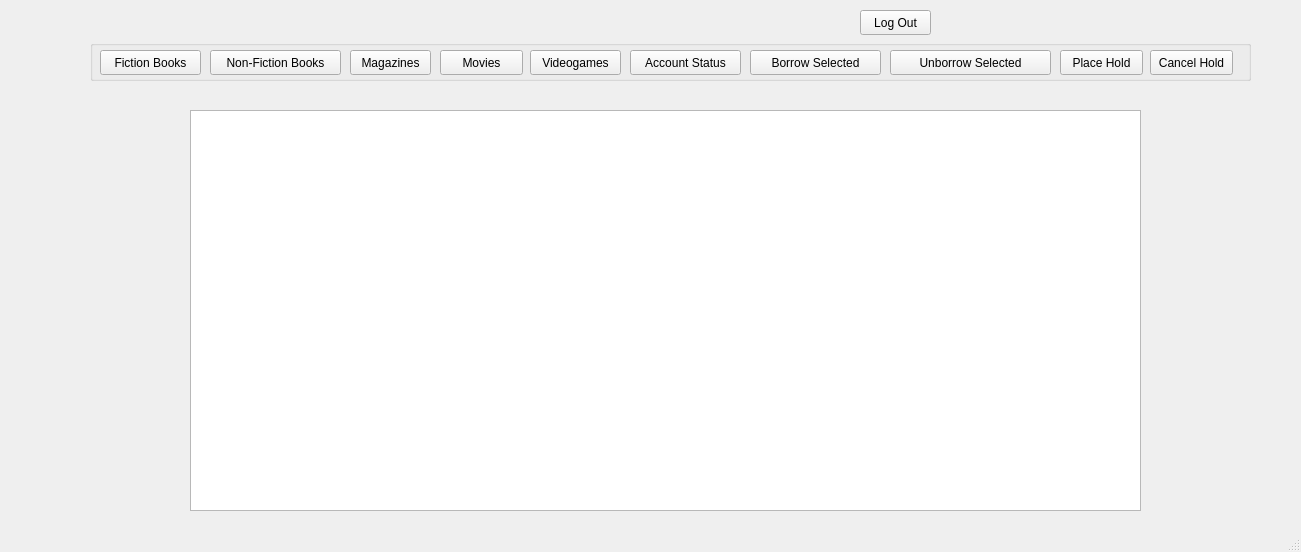
Above: mainwindow.ui from MichelBehnia/COMP3004-group103 before the change. Below: the same form after it.
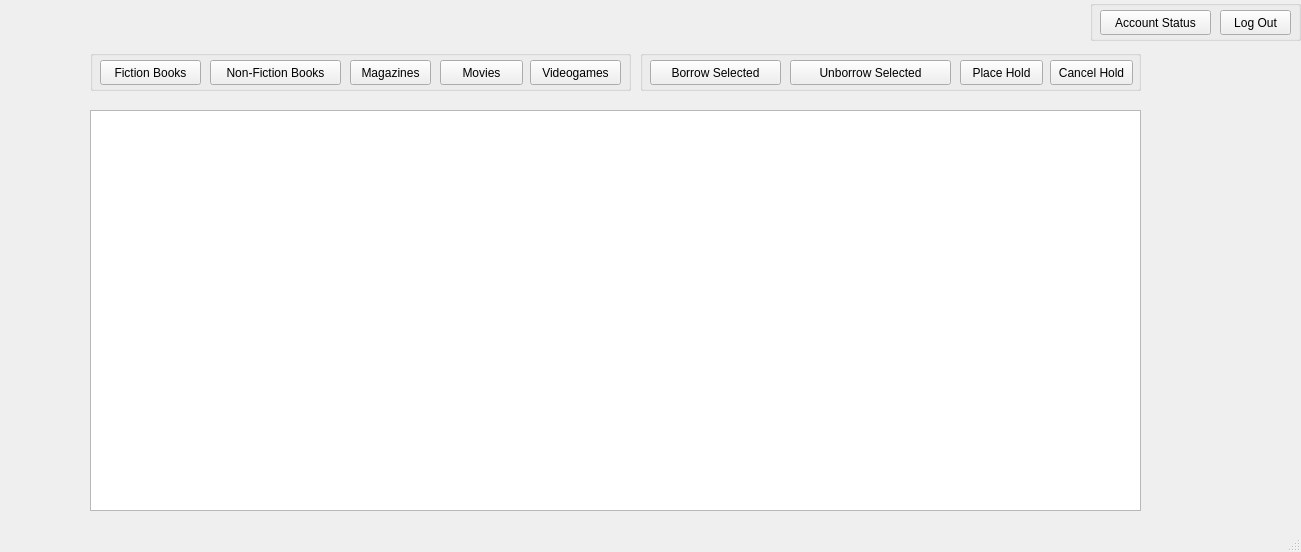
That is the form after the change. The open tabs and pages were chosen to show the change.

Commit message: making sure buttons are organized and hidden and shown when expected

```diff
--- a/mainwindow.ui
+++ b/mainwindow.ui
@@ -31,8 +31,8 @@
     <property name="geometry">
      <rect>
       <x>90</x>
-      <y>40</y>
-      <width>1161</width>
+      <y>50</y>
+      <width>541</width>
       <height>41</height>
      </rect>
     </property>
@@ -104,77 +104,6 @@
       <string>Videogames</string>
      </property>
     </widget>
-    <widget class="QPushButton" name="accountStatusButton">
-     <property name="geometry">
-      <rect>
-       <x>540</x>
-       <y>10</y>
-       <width>111</width>
-       <height>25</height>
-      </rect>
-     </property>
-     <property name="text">
-      <string>Account Status</string>
-     </property>
-    </widget>
-    <widget class="QPushButton" name="borrowSelectedButton">
-     <property name="geometry">
-      <rect>
-       <x>660</x>
-       <y>10</y>
-       <width>131</width>
-       <height>25</height>
-      </rect>
-     </property>
-     <property name="toolTip">
-      <string>Borrows the currently selected row in the visible table</string>
-     </property>
-     <property name="text">
-      <string>Borrow Selected</string>
-     </property>
-    </widget>
-    <widget class="QPushButton" name="unborrowSelectedButton">
-     <property name="geometry">
-      <rect>
-       <x>800</x>
-       <y>10</y>
-       <width>161</width>
-       <height>25</height>
-      </rect>
-     </property>
-     <property name="toolTip">
-      <string>Returns the selected item from the Account &gt; Loans table</string>
-     </property>
-     <property name="text">
-      <string>Unborrow Selected</string>
-     </property>
-    </widget>
-    <widget class="QPushButton" name="placeHoldButton">
-     <property name="geometry">
-      <rect>
-       <x>970</x>
-       <y>10</y>
-       <width>83</width>
-       <height>25</height>
-      </rect>
-     </property>
-     <property name="text">
-      <string>Place Hold</string>
-     </property>
-    </widget>
-    <widget class="QPushButton" name="cancelHoldButton">
-     <property name="geometry">
-      <rect>
-       <x>1060</x>
-       <y>10</y>
-       <width>83</width>
-       <height>25</height>
-      </rect>
-     </property>
-     <property name="text">
-      <string>Cancel Hold</string>
-     </property>
-    </widget>
    </widget>
    <widget class="QStackedWidget" name="stackedWidget">
     <property name="geometry">
@@ -287,9 +216,9 @@
      <widget class="QTableWidget" name="videoGameTableWidget">
       <property name="geometry">
        <rect>
-        <x>180</x>
+        <x>80</x>
         <y>20</y>
-        <width>951</width>
+        <width>1051</width>
         <height>401</height>
        </rect>
       </property>
@@ -403,18 +332,115 @@
      </widget>
     </widget>
    </widget>
-   <widget class="QPushButton" name="logoutButton">
+   <widget class="QGroupBox" name="actionButtonsGroupBox">
     <property name="geometry">
      <rect>
-      <x>860</x>
-      <y>10</y>
-      <width>71</width>
-      <height>25</height>
+      <x>640</x>
+      <y>50</y>
+      <width>501</width>
+      <height>41</height>
      </rect>
     </property>
-    <property name="text">
-     <string>Log Out</string>
+    <property name="title">
+     <string/>
     </property>
+    <widget class="QPushButton" name="borrowSelectedButton">
+     <property name="geometry">
+      <rect>
+       <x>10</x>
+       <y>10</y>
+       <width>131</width>
+       <height>25</height>
+      </rect>
+     </property>
+     <property name="toolTip">
+      <string>Borrows the currently selected row in the visible table</string>
+     </property>
+     <property name="text">
+      <string>Borrow Selected</string>
+     </property>
+    </widget>
+    <widget class="QPushButton" name="placeHoldButton">
+     <property name="geometry">
+      <rect>
+       <x>320</x>
+       <y>10</y>
+       <width>83</width>
+       <height>25</height>
+      </rect>
+     </property>
+     <property name="text">
+      <string>Place Hold</string>
+     </property>
+    </widget>
+    <widget class="QPushButton" name="cancelHoldButton">
+     <property name="geometry">
+      <rect>
+       <x>410</x>
+       <y>10</y>
+       <width>83</width>
+       <height>25</height>
+      </rect>
+     </property>
+     <property name="text">
+      <string>Cancel Hold</string>
+     </property>
+    </widget>
+    <widget class="QPushButton" name="unborrowSelectedButton">
+     <property name="geometry">
+      <rect>
+       <x>150</x>
+       <y>10</y>
+       <width>161</width>
+       <height>25</height>
+      </rect>
+     </property>
+     <property name="toolTip">
+      <string>Returns the selected item from the Account &gt; Loans table</string>
+     </property>
+     <property name="text">
+      <string>Unborrow Selected</string>
+     </property>
+    </widget>
+   </widget>
+   <widget class="QGroupBox" name="accountButtonsGroupBox">
+    <property name="geometry">
+     <rect>
+      <x>1090</x>
+      <y>0</y>
+      <width>211</width>
+      <height>41</height>
+     </rect>
+    </property>
+    <property name="title">
+     <string/>
+    </property>
+    <widget class="QPushButton" name="accountStatusButton">
+     <property name="geometry">
+      <rect>
+       <x>10</x>
+       <y>10</y>
+       <width>111</width>
+       <height>25</height>
+      </rect>
+     </property>
+     <property name="text">
+      <string>Account Status</string>
+     </property>
+    </widget>
+    <widget class="QPushButton" name="logoutButton">
+     <property name="geometry">
+      <rect>
+       <x>130</x>
+       <y>10</y>
+       <width>71</width>
+       <height>25</height>
+      </rect>
+     </property>
+     <property name="text">
+      <string>Log Out</string>
+     </property>
+    </widget>
    </widget>
   </widget>
   <widget class="QStatusBar" name="statusbar"/>
```
Left out of the diff: 22 changed lines with no effect on the pictures. The commit also changes 2 other files.
